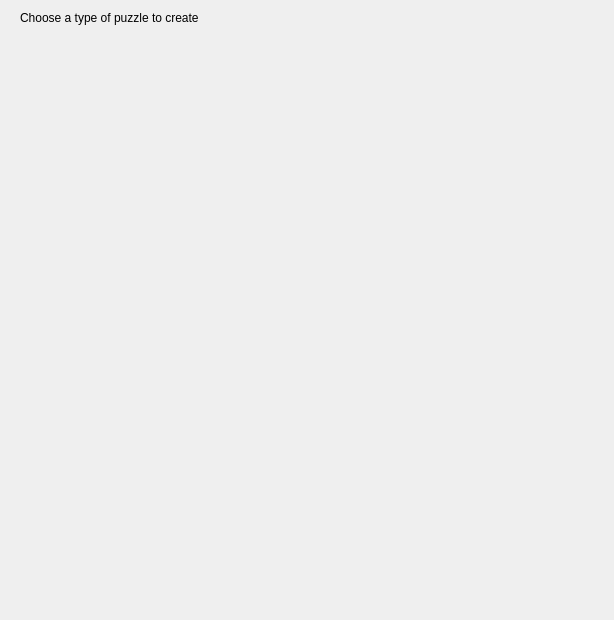
First picture: the form in ui/newcrosswordpage.ui, repository Tw1ddle/Blind-Crossword-Editor, before the edit.
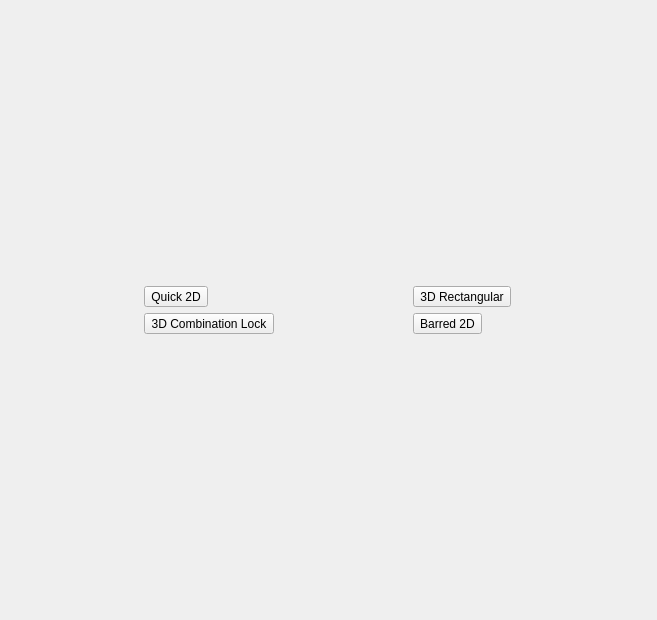
Second picture: the form after the edit.

Patch:
```diff
--- a/ui/newcrosswordpage.ui
+++ b/ui/newcrosswordpage.ui
@@ -6,26 +6,56 @@
    <rect>
     <x>0</x>
     <y>0</y>
-    <width>614</width>
+    <width>657</width>
     <height>620</height>
    </rect>
   </property>
   <property name="windowTitle">
    <string>Dialog</string>
   </property>
-  <widget class="QLabel" name="actionDescription">
-   <property name="geometry">
-    <rect>
-     <x>20</x>
-     <y>10</y>
-     <width>381</width>
-     <height>16</height>
-    </rect>
-   </property>
-   <property name="text">
-    <string>Choose a type of puzzle to create</string>
-   </property>
-  </widget>
+  <layout class="QVBoxLayout" name="verticalLayout_2">
+   <item>
+    <layout class="QGridLayout" name="gridLayout_2">
+     <item row="0" column="0">
+      <widget class="QToolButton" name="toolButton">
+       <property name="layoutDirection">
+        <enum>Qt::LeftToRight</enum>
+       </property>
+       <property name="text">
+        <string>Quick 2D</string>
+       </property>
+      </widget>
+     </item>
+     <item row="1" column="0">
+      <widget class="QToolButton" name="toolButton_2">
+       <property name="text">
+        <string>3D Combination Lock</string>
+       </property>
+      </widget>
+     </item>
+     <item row="0" column="1">
+      <widget class="QToolButton" name="toolButton_3">
+       <property name="text">
+        <string>3D Rectangular</string>
+       </property>
+       <property name="iconSize">
+        <size>
+         <width>512</width>
+         <height>368</height>
+        </size>
+       </property>
+      </widget>
+     </item>
+     <item row="1" column="1">
+      <widget class="QToolButton" name="toolButton_4">
+       <property name="text">
+        <string>Barred 2D</string>
+       </property>
+      </widget>
+     </item>
+    </layout>
+   </item>
+  </layout>
  </widget>
  <resources/>
  <connections/>
```
Left out of the diff: 2 changed lines with no effect on the pictures.
